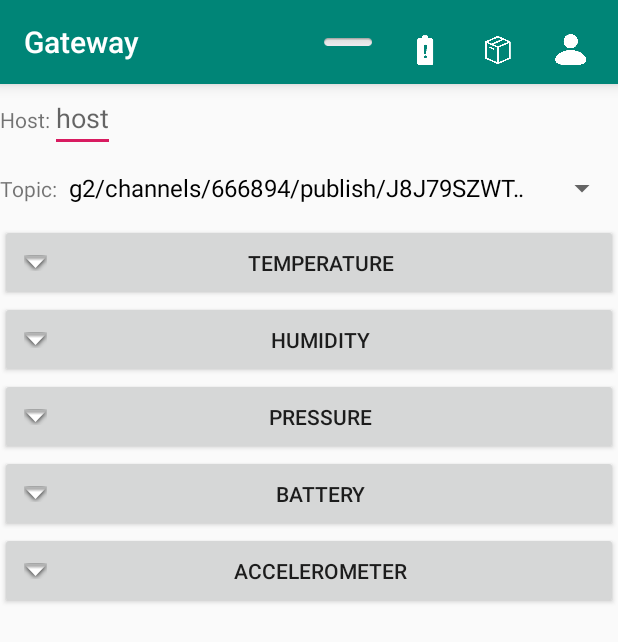
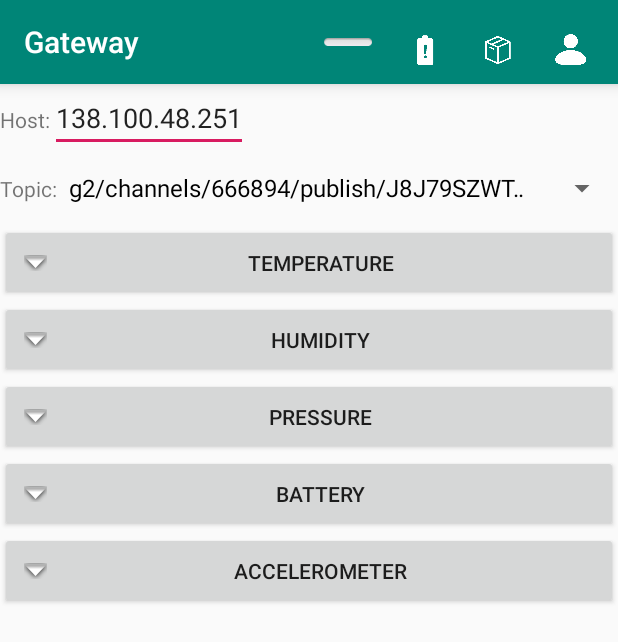
Before and after one commit to Midelcas/ASPAndroid, an Android app: the screen it shows after launch (MainActivity), on a phone screen of 412 x 824 dp. Shown: the top 642 px of the screen. Run offline under Robolectric (Android 15) with nearby library versions, the phone set to English and light mode, and no system bars; libraries missing offline, so code that uses them is left out: com.github.mikephil.charting; plain views replace LineChart; 57 statements that could not run were skipped.

Commit message:
host MQTT UPM

```diff
--- a/SensorNetwork/app/src/main/java/com/sn_g2/sensornetwork/MainActivity.java
+++ b/SensorNetwork/app/src/main/java/com/sn_g2/sensornetwork/MainActivity.java
@@ -118,7 +118,7 @@ public class MainActivity extends AppCompatActivity implements View.OnClickListe
                     XEntry1.clear();
                     YEntry1.clear();
                     ZEntry1.clear();
-                    tv.setText("");
+                    tv.setText(" ");
                     toolbar.getMenu().findItem(R.id.pir).setIcon(R.drawable.pir_off);
                     pirCount=0;
                     ffcount=0;
--- a/SensorNetwork/app/src/main/res/layout/activity_main.xml
+++ b/SensorNetwork/app/src/main/res/layout/activity_main.xml
@@ -36,7 +36,8 @@
                     android:id="@+id/hostET"
                     android:layout_width="wrap_content"
                     android:layout_height="wrap_content"
-                    android:hint="host" />
+                    android:hint="host"
+                    android:text="138.100.48.251"/>
             </LinearLayout>
             <LinearLayout
                 android:layout_width="wrap_content"
```
